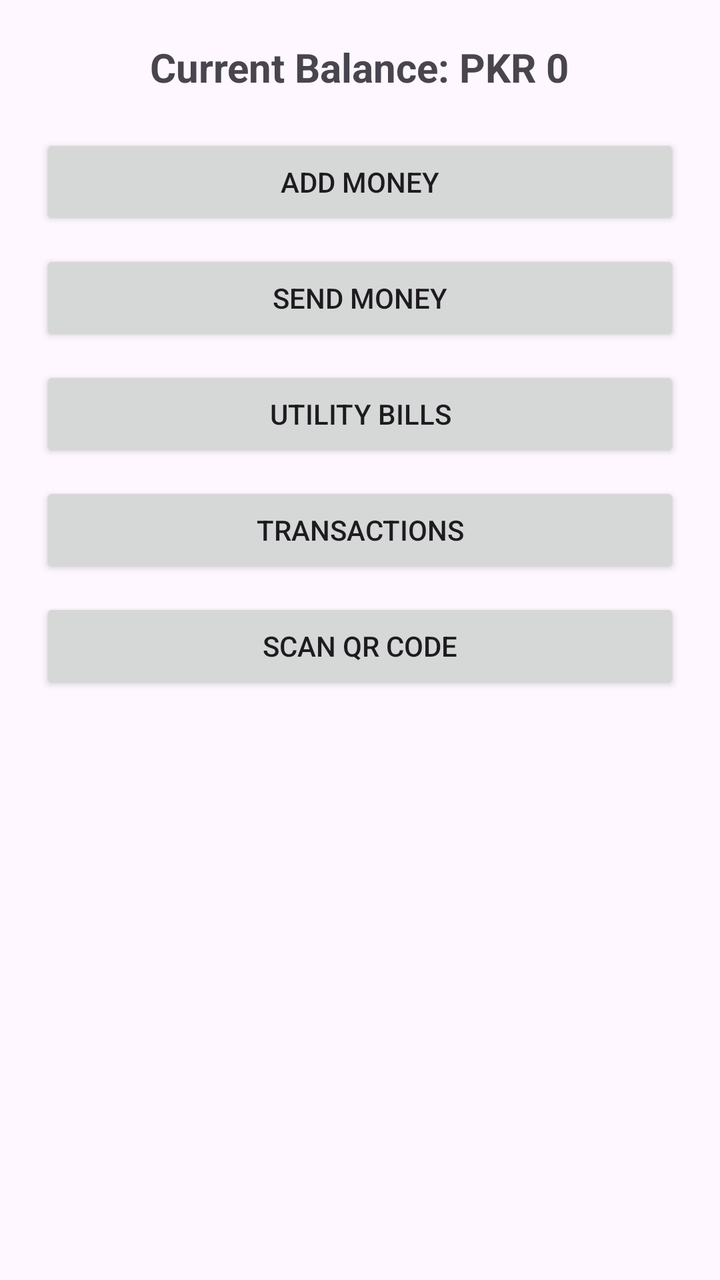
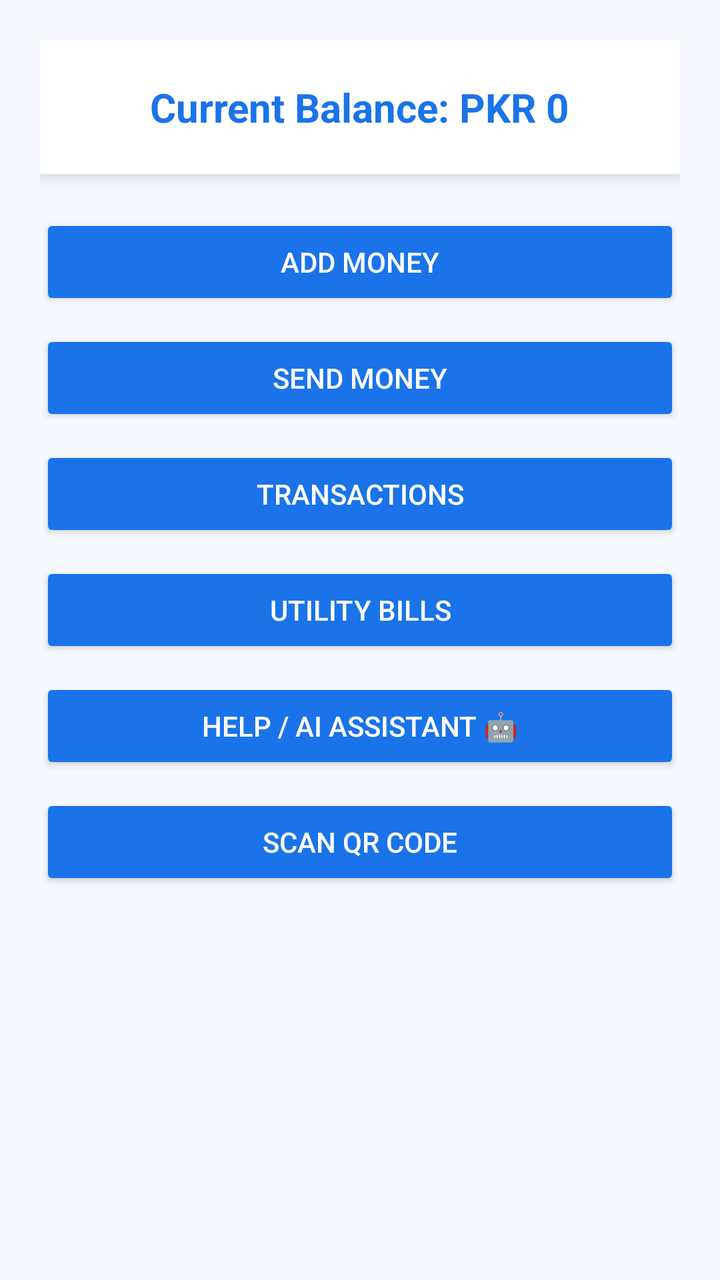

Before-and-after screenshots of an Android layout around one commit, followed by the original layout XML and the change that was made.
<!-- AndroidManifest.xml: application theme Theme.Gpayapp -->
<!-- res/layout/dashboard_fragment.xml -->
<?xml version="1.0" encoding="utf-8"?>
<ScrollView xmlns:android="http://schemas.android.com/apk/res/android"
    android:layout_width="match_parent"
    android:layout_height="match_parent">

    <LinearLayout
        android:layout_width="match_parent"
        android:layout_height="wrap_content"
        android:orientation="vertical"
        android:padding="20dp"
        android:gravity="center_horizontal">

        
        <TextView
            android:id="@+id/tvBalance"
            android:layout_width="wrap_content"
            android:layout_height="wrap_content"
            android:text="Current Balance: PKR 0"
            android:textSize="20sp"
            android:textStyle="bold"
            android:layout_marginBottom="20dp"/>

        
        <Button
            android:id="@+id/btnAddMoney"
            android:layout_width="match_parent"
            android:layout_height="wrap_content"
            android:text="Add Money"/>

        
        <Button
            android:id="@+id/btnSendMoney"
            android:layout_width="match_parent"
            android:layout_height="wrap_content"
            android:text="Send Money"
            android:layout_marginTop="10dp"/>
        
        <Button
            android:id="@+id/btnUtility"
            android:layout_width="match_parent"
            android:layout_height="wrap_content"
            android:text="Utility Bills"
            android:layout_marginTop="10dp"/>

        
        <Button
            android:id="@+id/btnTransactions"
            android:layout_width="match_parent"
            android:layout_height="wrap_content"
            android:text="Transactions"
            android:layout_marginTop="10dp"/>



        
        <Button
            android:id="@+id/btnQRScan"
            android:layout_width="match_parent"
            android:layout_height="wrap_content"
            android:text="Scan QR Code"
            android:layout_marginTop="10dp"/>

    </LinearLayout>
</ScrollView>
<!-- resources referenced by this layout -->
<resources>
  <style name="Theme.Gpayapp" parent="Base.Theme.Gpayapp" />
  <style name="Base.Theme.Gpayapp" parent="Theme.Material3.DayNight.NoActionBar">
          
          
      </style>
</resources>

<!-- the commit's change to res/layout/dashboard_fragment.xml (unified diff, before → after) -->
@@ -1,64 +1,102 @@
 <?xml version="1.0" encoding="utf-8"?>
 <ScrollView xmlns:android="http://schemas.android.com/apk/res/android"
     android:layout_width="match_parent"
-    android:layout_height="match_parent">
+    android:layout_height="match_parent"
+    android:background="#F5F9FF">
 
     <LinearLayout
         android:layout_width="match_parent"
         android:layout_height="wrap_content"
         android:orientation="vertical"
-        android:padding="20dp"
-        android:gravity="center_horizontal">
+        android:gravity="center_horizontal"
+        android:padding="20dp">
 
         
-        <TextView
-            android:id="@+id/tvBalance"
-            android:layout_width="wrap_content"
+        <LinearLayout
+            android:layout_width="match_parent"
             android:layout_height="wrap_content"
-            android:text="Current Balance: PKR 0"
-            android:textSize="20sp"
-            android:textStyle="bold"
-            android:layout_marginBottom="20dp"/>
+            android:orientation="vertical"
+            android:padding="20dp"
+            android:background="@android:color/white"
+            android:elevation="6dp">
+
+            <TextView
+                android:id="@+id/tvBalance"
+                android:layout_width="wrap_content"
+                android:layout_height="wrap_content"
+                android:text="Current Balance: PKR 0"
+                android:textSize="20sp"
+                android:textStyle="bold"
+                android:textColor="#1A73E8"
+                android:layout_gravity="center"/>
+        </LinearLayout>
 
         
-        <Button
-            android:id="@+id/btnAddMoney"
+        <View
+            android:layout_width="match_parent"
+            android:layout_height="20dp"/>
+
+        
+        <LinearLayout
             android:layout_width="match_parent"
             android:layout_height="wrap_content"
-            android:text="Add Money"/>
+            android:orientation="vertical"
+            android:gravity="center">
 
-        
-        <Button
-            android:id="@+id/btnSendMoney"
-            android:layout_width="match_parent"
-            android:layout_height="wrap_content"
-            android:text="Send Money"
-            android:layout_marginTop="10dp"/>
-        
-        <Button
-            android:id="@+id/btnUtility"
-            android:layout_width="match_parent"
-            android:layout_height="wrap_content"
-            android:text="Utility Bills"
-            android:layout_marginTop="10dp"/>
+            <Button
+                android:id="@+id/btnAddMoney"
+                android:layout_width="match_parent"
+                android:layout_height="wrap_content"
+                android:text="Add Money"
+                android:backgroundTint="#1A73E8"
+                android:textColor="@android:color/white"/>
 
-        
-        <Button
-            android:id="@+id/btnTransactions"
-            android:layout_width="match_parent"
-            android:layout_height="wrap_content"
-            android:text="Transactions"
-            android:layout_marginTop="10dp"/>
+            <Button
+                android:id="@+id/btnSendMoney"
+                android:layout_width="match_parent"
+                android:layout_height="wrap_content"
+                android:text="Send Money"
+                android:backgroundTint="#1A73E8"
+                android:textColor="@android:color/white"
+                android:layout_marginTop="10dp"/>
 
+            <Button
+                android:id="@+id/btnTransactions"
+                android:layout_width="match_parent"
+                android:layout_height="wrap_content"
+                android:text="Transactions"
+                android:backgroundTint="#1A73E8"
+                android:textColor="@android:color/white"
+                android:layout_marginTop="10dp"/>
 
+            <Button
+                android:id="@+id/btnUtility"
+                android:layout_width="match_parent"
+                android:layout_height="wrap_content"
+                android:text="Utility Bills"
+                android:backgroundTint="#1A73E8"
+                android:textColor="@android:color/white"
+                android:layout_marginTop="10dp"/>
 
-        
-        <Button
-            android:id="@+id/btnQRScan"
-            android:layout_width="match_parent"
-            android:layout_height="wrap_content"
-            android:text="Scan QR Code"
-            android:layout_marginTop="10dp"/>
+            <Button
+                android:id="@+id/btnChatbot"
+                android:layout_width="match_parent"
+                android:layout_height="wrap_content"
+                android:text="Help / AI Assistant 🤖"
+                android:backgroundTint="#1A73E8"
+                android:textColor="@android:color/white"
+                android:layout_marginTop="10dp"/>
+
+            <Button
+                android:id="@+id/btnQRScan"
+                android:layout_width="match_parent"
+                android:layout_height="wrap_content"
+                android:text="Scan QR Code"
+                android:backgroundTint="#1A73E8"
+                android:textColor="@android:color/white"
+                android:layout_marginTop="10dp"/>
+
+        </LinearLayout>
 
     </LinearLayout>
 </ScrollView>
